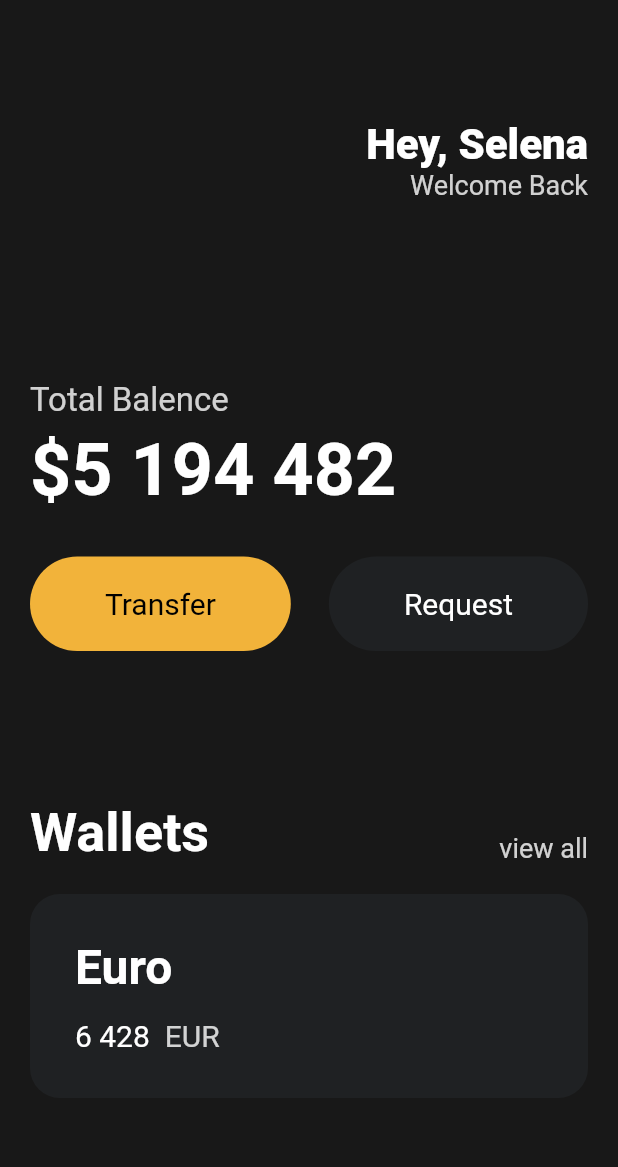
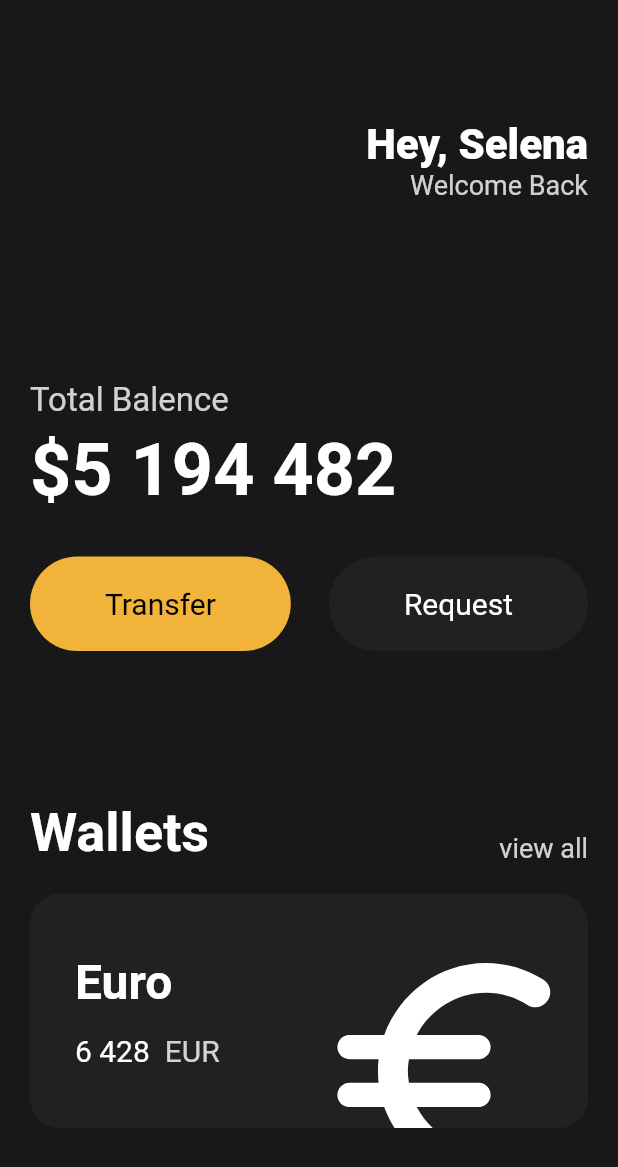
Before and after one commit to Jinwook-Song/toonflix, a Flutter app: the screen it shows after launch, on a phone screen of 412 x 824 dp. Shown: the top 1167 px of the screen. Run offline on Flutter 3.47's test engine with Material 2 defaults, Android fonts, the phone set to English and light mode, and no system bars.

Commit message:
style: card with transform

```diff
--- a/lib/main.dart
+++ b/lib/main.dart
@@ -113,12 +113,14 @@ class App extends StatelessWidget {
               height: 20,
             ),
             Container(
+              clipBehavior: Clip.hardEdge,
               decoration: BoxDecoration(
                   color: const Color(0xFF1F2123),
                   borderRadius: BorderRadius.circular(20)),
               child: Padding(
                 padding: const EdgeInsets.all(30),
                 child: Row(
+                  mainAxisAlignment: MainAxisAlignment.spaceBetween,
                   children: [
                     Column(
                       crossAxisAlignment: CrossAxisAlignment.start,
@@ -155,6 +157,17 @@ class App extends StatelessWidget {
                         )
                       ],
                     ),
+                    Transform.translate(
+                      offset: const Offset(-14, 40),
+                      child: Transform.scale(
+                        scale: 2,
+                        child: const Icon(
+                          Icons.euro_rounded,
+                          color: Colors.white,
+                          size: 96,
+                        ),
+                      ),
+                    )
                   ],
                 ),
               ),
```
